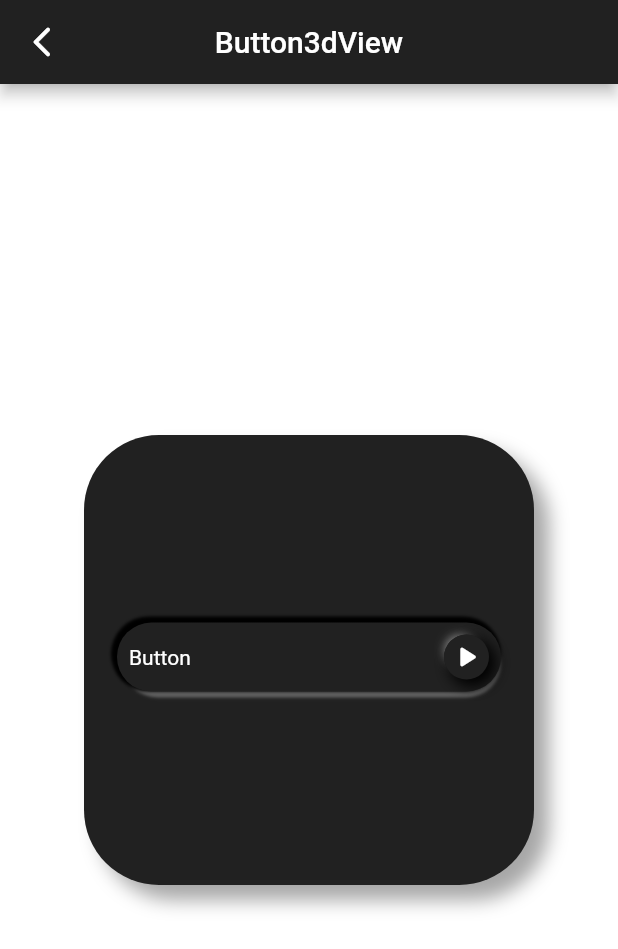
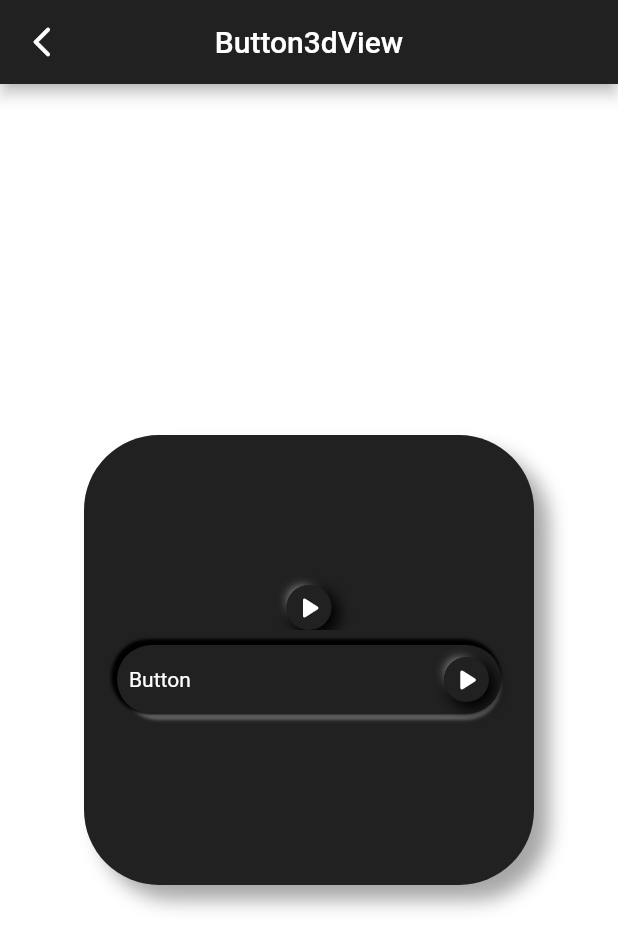
Before and after one commit to Akma1/my-documentation, a Flutter app: the Button3dView screen opened by its route, on a phone screen of 412 x 824 dp. Shown: the top 949 px of the screen. Run offline on Flutter 3.47's test engine with Material 2 defaults, Android fonts, the phone set to English and light mode, and no system bars; our stand-ins replace dio, drift, font_awesome_flutter, get; missing offline and left inert: drift_db_viewer, expandable_bottom_sheet; accounts and stored records are empty; generated files the repository leaves out were written again.

Commit message:
adding new food app page, fixing drift table and generate

```diff
--- a/lib/app/modules/button_3d/views/button_3d_view.dart
+++ b/lib/app/modules/button_3d/views/button_3d_view.dart
@@ -3,6 +3,7 @@ import 'package:flutter/material.dart';
 import 'package:get/get.dart';
 import 'package:my_documentation/app/widgets/bouncy_button.dart';
 
+import '../../../widgets/3d_button.dart';
 import '../controllers/button_3d_controller.dart';
 
 class Button3dView extends GetView<Button3dController> {
@@ -46,6 +47,9 @@ class Button3dView extends GetView<Button3dController> {
                 mainAxisSize: MainAxisSize.min,
                 mainAxisAlignment: MainAxisAlignment.center,
                 children: [
+                  Button3DWidget(
+                    onPressed: () {},
+                  ),
                   Center(
                     child: Container(
                       height: 70,
--- a/lib/app/modules/drift_documentation/data/tables/table_users.dart
+++ b/lib/app/modules/drift_documentation/data/tables/table_data_users.dart
@@ -1,12 +1,12 @@
 import 'package:drift/drift.dart';
 
-class TableUsers extends Table {
+class DataUsers extends Table {
   @override
   Set<Column> get primaryKey => {id};
 
   //photo: "1"
   @JsonKey('id')
-  IntColumn get id => integer().named('id').autoIncrement().nullable()();
+  IntColumn get id => integer().named('id').nullable()();
 
   //photo: "username"
   @JsonKey('name')
--- a/lib/app/modules/home/views/home_view.dart
+++ b/lib/app/modules/home/views/home_view.dart
@@ -52,6 +52,10 @@ class HomeView extends GetView<HomeController> {
                   onPressed: () => Get.toNamed(Routes.EXPANDABLE_BOTTOM_SHEET),
                   title: 'Expandable Bottom Sheet',
                 ),
+                buildButtonMenu(
+                  onPressed: () => Get.toNamed(Routes.FOOD_APP),
+                  title: 'Food App',
+                ),
               ],
             ),
           ),
--- a/lib/app/routes/app_routes.dart
+++ b/lib/app/routes/app_routes.dart
@@ -10,6 +10,7 @@ abstract class Routes {
   static const EXPANDABLE_BOTTOM_SHEET = _Paths.EXPANDABLE_BOTTOM_SHEET;
   static const VIEWS_DATABASE =
       _Paths.DRIFT_DOCUMENTATION + _Paths.VIEWS_DATABASE;
+  static const FOOD_APP = _Paths.FOOD_APP;
 }
 
 abstract class _Paths {
@@ -20,4 +21,5 @@ abstract class _Paths {
   static const DRIFT_DOCUMENTATION = '/drift-documentation';
   static const EXPANDABLE_BOTTOM_SHEET = '/expandable-bottom-sheet';
   static const VIEWS_DATABASE = '/views-database';
+  static const FOOD_APP = '/food-app';
 }
--- /dev/null
+++ b/lib/app/widgets/3d_button.dart
@@ -0,0 +1,111 @@
+import 'package:flutter/material.dart';
+
+class Button3DWidget extends StatefulWidget {
+  final VoidCallback? onPressed;
+
+  const Button3DWidget({
+    super.key,
+    this.onPressed,
+  });
+
+  @override
+  State<Button3DWidget> createState() => _Button3DWidgetState();
+}
+
+class _Button3DWidgetState extends State<Button3DWidget>
+    with SingleTickerProviderStateMixin {
+  late AnimationController _animationController;
+  late Animation<bool> _scaleAnimation;
+
+  @override
+  void initState() {
+    super.initState();
+    _animationController = AnimationController(
+      duration: const Duration(milliseconds: 200),
+      vsync: this,
+    );
+    _scaleAnimation = Tween<bool>(begin: true, end: false).animate(
+      CurvedAnimation(
+        parent: _animationController,
+        curve: Curves.easeInOut,
+      ),
+    );
+  }
+
+  var isPressed = false;
+  void _handleTapDown(TapDownDetails details) {
+    setState(() {
+      print('Tap Down');
+      const Duration(seconds: 1);
+      isPressed = true;
+    });
+  }
+
+  void _handleTapUp(TapUpDetails details) {
+    setState(() {
+      print('Tap Up');
+      const Duration(seconds: 1);
+      isPressed = false;
+    });
+  }
+
+  void _handleTapCancel() {
+    print('Tap Cancle');
+  }
+
+  @override
+  Widget build(BuildContext context) {
+    return GestureDetector(
+      onTapDown: widget.onPressed != null ? _handleTapDown : null,
+      onTapUp: widget.onPressed != null ? _handleTapUp : null,
+      onTapCancel: widget.onPressed != null ? _handleTapCancel : null,
+      child: Stack(
+        children: [
+          Container(
+            width: 30,
+            height: 30,
+            decoration: BoxDecoration(
+              color: Colors.grey.shade900,
+              borderRadius: BorderRadius.circular(30),
+              boxShadow: isPressed == false
+                  ? [
+                      BoxShadow(
+                          color: Colors.grey.shade200,
+                          offset: Offset(-4, -4),
+                          spreadRadius: -6,
+                          blurRadius: 6)
+                    ]
+                  : null,
+            ),
+          ),
+          Container(
+            width: 30,
+            height: 30,
+            decoration: BoxDecoration(
+              color: Colors.grey.shade900,
+              borderRadius: BorderRadius.circular(30),
+              boxShadow: isPressed == false
+                  ? const [
+                      BoxShadow(
+                          color: Colors.black,
+                          // color: Color.fromARGB(
+                          //     255, 0, 56, 101),
+                          offset: Offset(4, 4),
+                          spreadRadius: 1,
+                          blurRadius: 8)
+                    ]
+                  : null,
+            ),
+            child: Center(
+              child: Icon(
+                Icons.play_arrow_rounded,
+                size: isPressed == false ? 24 : 20,
+                color: Colors.white,
+              ),
+            ),
+          ),
+        ],
+      ),
+    );
+  }
+}
--- a/pubspec.yaml
+++ b/pubspec.yaml
@@ -20,6 +20,8 @@ dependencies:
   expandable_bottom_sheet: ^1.1.1+1
   path_provider: ^2.1.0
   drift_db_viewer: ^2.0.0
+  http: ^1.1.0
+  dio: ^5.3.2
 
 dev_dependencies:
   build_runner: ^2.4.6
```
Also changed, not shown: lib/app/modules/drift_documentation/controllers/db_controller.dart (+13 -32 lines), lib/app/modules/drift_documentation/controllers/drift_documentation_controller.dart (+31 -3 lines), lib/app/modules/drift_documentation/data/daos/dao_users.dart (+18 -21 lines), lib/app/modules/drift_documentation/data/daos/schedules_dao.dart (added, +28 -0 lines), lib/app/modules/drift_documentation/data/tables/schedules.dart (added, +34 -0 lines), lib/app/modules/drift_documentation/views/drift_documentation_view.dart (+38 -1 lines), lib/app/modules/food_app/bindings/food_app_binding.dart (added, +12 -0 lines), lib/app/modules/food_app/controllers/food_app_controller.dart (added, +49 -0 lines), lib/app/modules/food_app/models/food_app_model.dart (added, +88 -0 lines), lib/app/modules/food_app/models/vouchers_modes.dart (added, +87 -0 lines), lib/app/modules/food_app/services/food_app_service.dart (added, +27 -0 lines), lib/app/modules/food_app/views/food_app_view.dart (added, +36 -0 lines), lib/app/routes/app_pages.dart (+7 -0 lines), lib/app/modules/drift_documentation/controllers/db_controller.g.dart, 3 more files.
